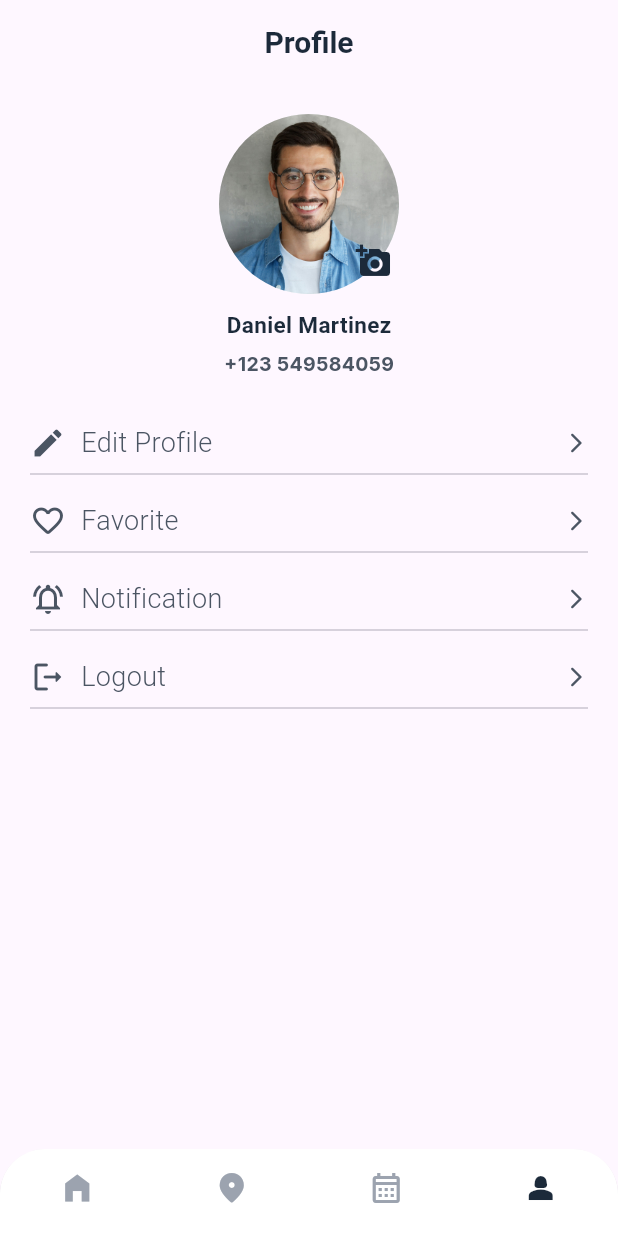
After one commit to adithyanashok/quickCare, a Flutter app: the screen it shows after launch, item 4 of the bottom bar chosen, on a phone screen of 412 x 824 dp. The commit adds this screen. Run offline on Flutter 3.47's test engine with Material 3 defaults, Android fonts, the phone set to English and light mode, and no system bars; our stand-ins replace hexcolor, smooth_page_indicator; missing offline and left inert: animated_rating_stars.

Commit message:
profile screen and notification screen done

```diff
--- /dev/null
+++ b/lib/common/screens/bottom_nav.dart
@@ -0,0 +1,66 @@
+import 'package:flutter/material.dart';
+import 'package:quick_care/common/screens/home_screen/home_screens.dart';
+import 'package:quick_care/core/colors.dart';
+import 'package:quick_care/features/my_bookings/presentation/screens/my_bookings.dart';
+import 'package:quick_care/features/profile/presentation/profile_screen.dart';
+
+class BottomNav extends StatefulWidget {
+  const BottomNav({super.key});
+
+  @override
+  State<BottomNav> createState() => _BottomNavState();
+}
+
+class _BottomNavState extends State<BottomNav> {
+  final List screens = [
+    HomeScreens(),
+    HomeScreens(),
+    MyBookings(),
+    ProfileScreen(),
+  ];
+  int index = 0;
+  @override
+  Widget build(BuildContext context) {
+    return Scaffold(
+      body: screens[index],
+      bottomNavigationBar: ClipRRect(
+        borderRadius: BorderRadius.only(
+          topLeft: Radius.circular(30),
+          topRight: Radius.circular(30),
+        ),
+        child: BottomNavigationBar(
+          backgroundColor: Colors.white,
+          type: BottomNavigationBarType.fixed,
+          unselectedItemColor: AppColors.grey400,
+          selectedItemColor: AppColors.midblue,
+          showSelectedLabels: false,
+          showUnselectedLabels: false,
+          currentIndex: index,
+          onTap: (value) {
+            setState(() {
+              index = value;
+            });
+          },
+          items: [
+            BottomNavigationBarItem(
+              icon: Icon(Icons.home_filled),
+              label: "Home",
+            ),
+            BottomNavigationBarItem(
+              icon: Icon(Icons.location_on_rounded),
+              label: "Map",
+            ),
+            BottomNavigationBarItem(
+              icon: Icon(Icons.calendar_month_outlined),
+              label: "Bookings",
+            ),
+            BottomNavigationBarItem(
+              icon: Icon(Icons.person_2),
+              label: "Profile",
+            ),
+          ],
+        ),
+      ),
+    );
+  }
+}
--- a/lib/common/widgets/button_widgfet.dart
+++ b/lib/common/widgets/button_widgfet.dart
@@ -36,7 +36,7 @@ class CustomRoundedButton extends StatelessWidget {
             name,
             style: TextStyle(
               color: textColor,
-              fontSize: 16,
+              fontSize: 14,
               fontWeight: fontWeight,
               fontFamily: "Inter",
             ),
--- /dev/null
+++ b/lib/features/profile/presentation/profile_screen.dart
@@ -0,0 +1,131 @@
+import 'package:flutter/material.dart';
+import 'package:quick_care/common/styles/styles.dart';
+import 'package:quick_care/core/colors.dart';
+
+class ProfileScreen extends StatelessWidget {
+  const ProfileScreen({super.key});
+
+  @override
+  Widget build(BuildContext context) {
+    return Scaffold(
+      appBar: AppBar(
+        title: Text(
+          "Profile",
+          style: AppTextStyle.titleStyle,
+        ),
+        centerTitle: true,
+      ),
+      body: SafeArea(
+        child: Column(
+          spacing: 10,
+          crossAxisAlignment: CrossAxisAlignment.center,
+          children: [
+            SizedBox(height: 10),
+            Column(
+              children: [
+                Stack(
+                  children: [
+                    CircleAvatar(
+                      radius: 60,
+                      backgroundColor: Color(0xFFF3F4F6),
+                      foregroundImage: AssetImage('assets/images/portrait.jpg'),
+                    ),
+                    Positioned(
+                      right: 5,
+                      bottom: 10,
+                      child: Icon(
+                        Icons.add_a_photo,
+                        color: AppColors.midblue,
+                      ),
+                    ),
+                  ],
+                ),
+                SizedBox(height: 10),
+                Text(
+                  "Daniel Martinez",
+                  style: AppTextStyle.titleStyle.copyWith(fontSize: 15),
+                ),
+                SizedBox(height: 6),
+                Text(
+                  "+123 549584059",
+                  style: AppTextStyle.descriptionStyle.copyWith(
+                    fontSize: 13,
+                    fontWeight: FontWeight.bold,
+                    color: AppColors.grey600,
+                  ),
+                ),
+              ],
+            ),
+            SizedBox(height: 10),
+            ProfileLinks(
+              title: "Edit Profile",
+              icon: Icons.edit,
+            ),
+            ProfileLinks(
+              title: "Favorite",
+              icon: Icons.favorite_border_rounded,
+            ),
+            ProfileLinks(
+              title: "Notification",
+              icon: Icons.notifications_on_outlined,
+            ),
+            ProfileLinks(
+              title: "Logout",
+              icon: Icons.logout_rounded,
+            ),
+          ],
+        ),
+      ),
+    );
+  }
+}
+
+class ProfileLinks extends StatelessWidget {
+  final String title;
+  final IconData icon;
+  const ProfileLinks({
+    super.key,
+    required this.title,
+    required this.icon,
+  });
+
+  @override
+  Widget build(BuildContext context) {
+    return Padding(
+      padding: const EdgeInsets.symmetric(horizontal: 20.0),
+      child: Column(
+        children: [
+          Row(
+            mainAxisAlignment: MainAxisAlignment.spaceBetween,
+            crossAxisAlignment: CrossAxisAlignment.center,
+            children: [
+              Row(
+                spacing: 10,
+                children: [
+                  Icon(
+                    icon,
+                    color: AppColors.grey600,
+                  ),
+                  Text(
+                    title,
+                    style: AppTextStyle.titleStyle.copyWith(
+                      fontSize: 18,
+                      fontWeight: FontWeight.w300,
+                      color: AppColors.grey600,
+                    ),
+                  ),
+                ],
+              ),
+              Icon(
+                Icons.arrow_forward_ios_rounded,
+                color: AppColors.grey600,
+                size: 16,
+              )
+            ],
+          ),
+          Divider(),
+        ],
+      ),
+    );
+  }
+}
--- a/lib/main.dart
+++ b/lib/main.dart
@@ -1,5 +1,5 @@
 import 'package:flutter/material.dart';
-import 'package:quick_care/features/my_bookings/presentation/screens/my_bookings.dart';
+import 'package:quick_care/common/screens/bottom_nav.dart';
 
 void main() {
   runApp(const MyApp());
@@ -17,7 +17,7 @@ class MyApp extends StatelessWidget {
       theme: ThemeData(
         useMaterial3: true,
       ),
-      home: MyBookings(),
+      home: BottomNav(),
     );
   }
 }
--- a/pubspec.yaml
+++ b/pubspec.yaml
@@ -33,6 +33,7 @@ dependencies:
   flutter:
     sdk: flutter
   hexcolor: ^3.0.1
+  hugeicons: ^0.0.7
   smooth_page_indicator: ^1.2.0+3
 
 dev_dependencies:
```
Also changed, not shown: lib/common/screens/home_screen/home_screens.dart (+13 -2 lines), lib/features/auth/presentation/screens/signup_screen.dart (+8 -1 lines), lib/features/my_bookings/presentation/widgets/booking_card.dart (+6 -8 lines), lib/features/notification/presentation/notification_screen.dart (added, +28 -0 lines), lib/features/notification/presentation/widget/notification_card.dart (added, +63 -0 lines), assets/images/portrait.jpg (added), pubspec.lock.
